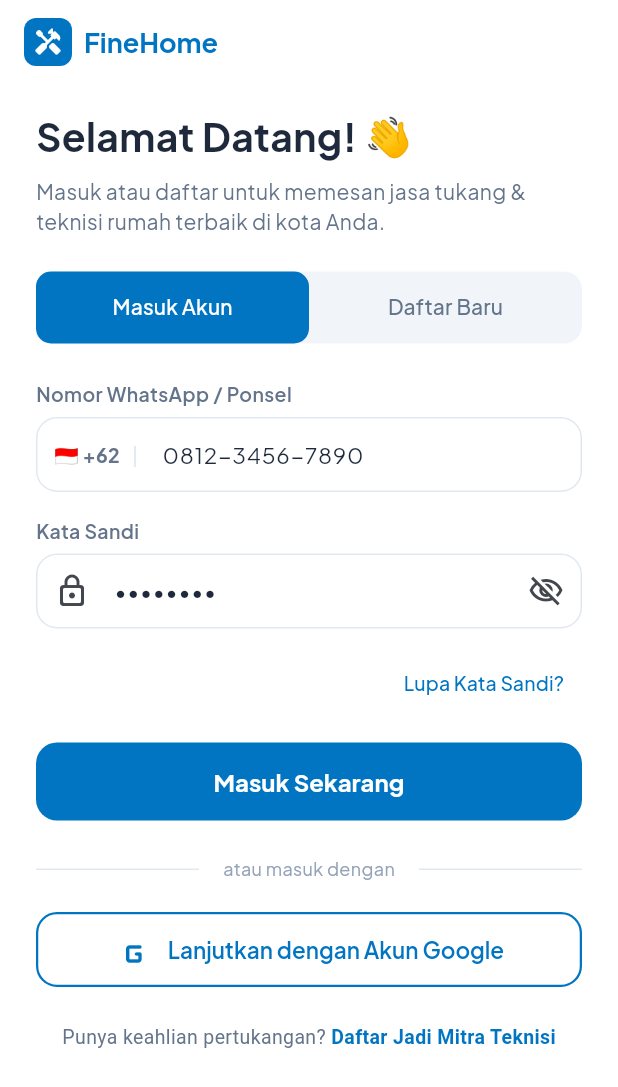
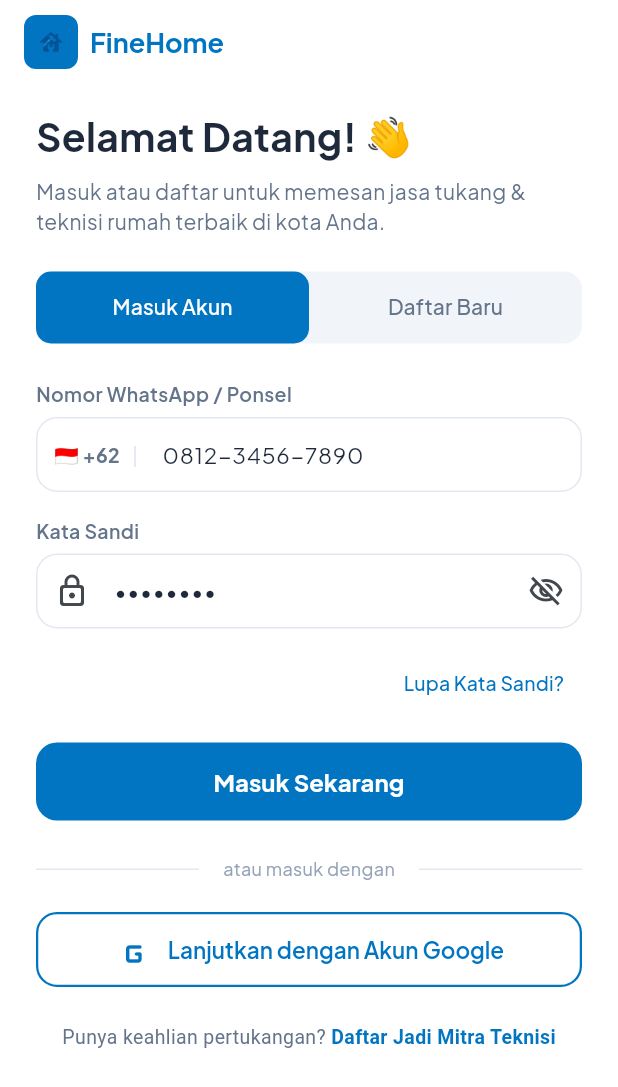
Before and after one commit to ahmadsafiqmasrur/finehome-app, a Flutter app: the AuthScreen screen opened by its route, on a phone screen of 412 x 824 dp. Shown: the top 1087 px of the screen. Run offline on Flutter 3.47's test engine with Material 3 defaults, Android fonts, the phone set to English and light mode, and no system bars; our stand-ins replace device_preview, flutter_map, go_router, google_fonts, latlong2.

Commit message:
Update app logo and favicon with new brand image

```diff
--- a/lib/screens/auth_screen.dart
+++ b/lib/screens/auth_screen.dart
@@ -37,7 +37,7 @@ class _AuthScreenState extends State<AuthScreen> with SingleTickerProviderStateM
                 color: AppTheme.primary,
                 borderRadius: BorderRadius.circular(8),
               ),
-              child: const Icon(Icons.handyman_rounded, color: Colors.white, size: 20),
+              child: ClipRRect(borderRadius: BorderRadius.circular(4), child: Image.asset('assets/images/logo.png', width: 24, height: 24)),
             ),
             const SizedBox(width: 8),
             const Text(
--- a/pubspec.yaml
+++ b/pubspec.yaml
@@ -62,6 +62,8 @@ flutter:
   # included with your application, so that you can use the icons in
   # the material Icons class.
   uses-material-design: true
+  assets:
+    - assets/images/
 
   # To add assets to your application, add an assets section, like this:
   # assets:
```
Also changed, not shown: assets/images/logo.png (added), lib/main.dart (line endings or trailing spaces), 2 other files.
